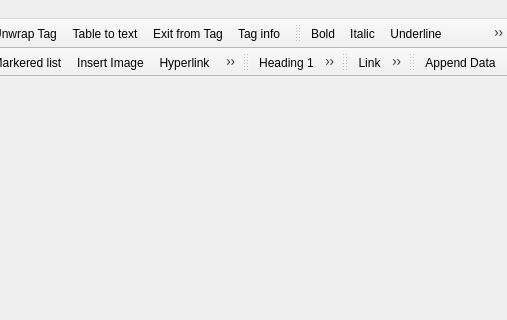
Old version of the form src/gui/mainwindow.ui in the repository NeoProgramming/NeoPad; both pictures show x 830 to 1337 and y 0 to 320 of the 1337 by 672 pixel window.
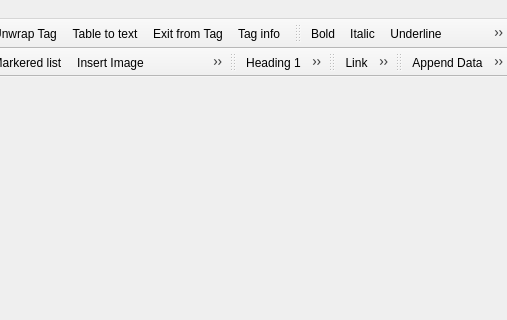
New version of the form. Icons and pictures are not drawn.

Commit message: search ui: checkboxes replaced by button with context menu

The edit to the form file:
```diff
--- a/src/gui/mainwindow.ui
+++ b/src/gui/mainwindow.ui
@@ -370,6 +370,7 @@
     <bool>false</bool>
    </attribute>
    <addaction name="actionTableAppendData"/>
+   <addaction name="actionTableInsertData"/>
   </widget>
   <action name="actionAppExit">
    <property name="icon">
@@ -1570,6 +1571,11 @@
     <string>Append Data</string>
    </property>
   </action>
+  <action name="actionTableInsertData">
+   <property name="text">
+    <string>Insert Data</string>
+   </property>
+  </action>
  </widget>
  <resources>
   <include location="../neopad.qrc"/>
```
The commit also changes 5 other files.
